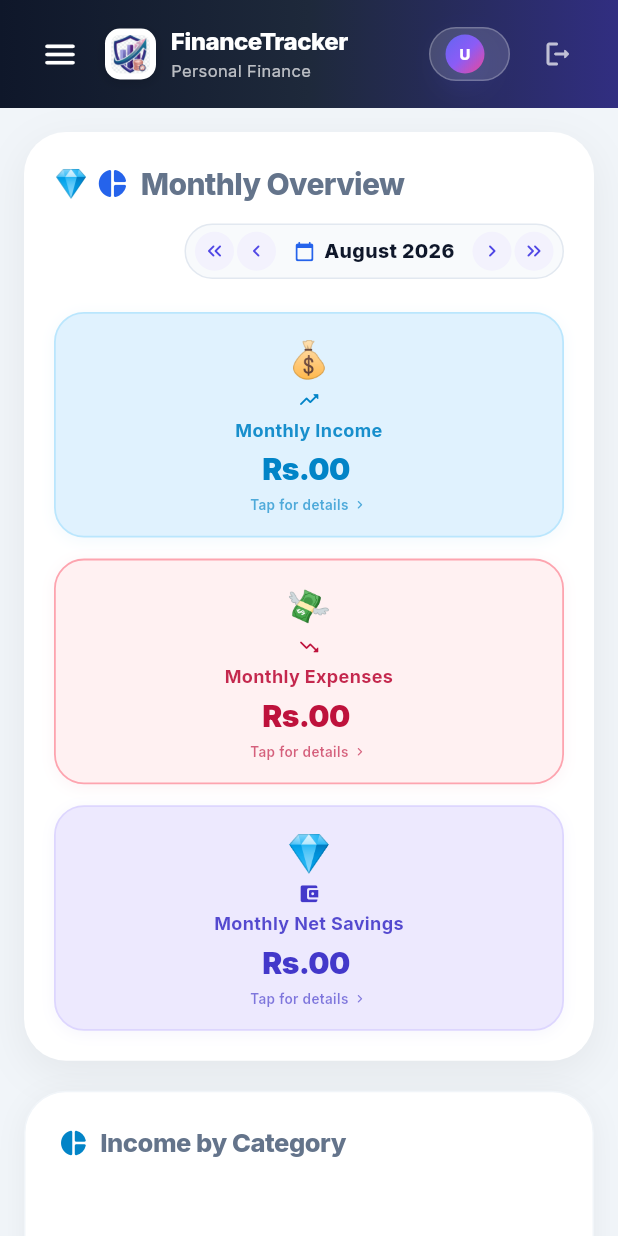
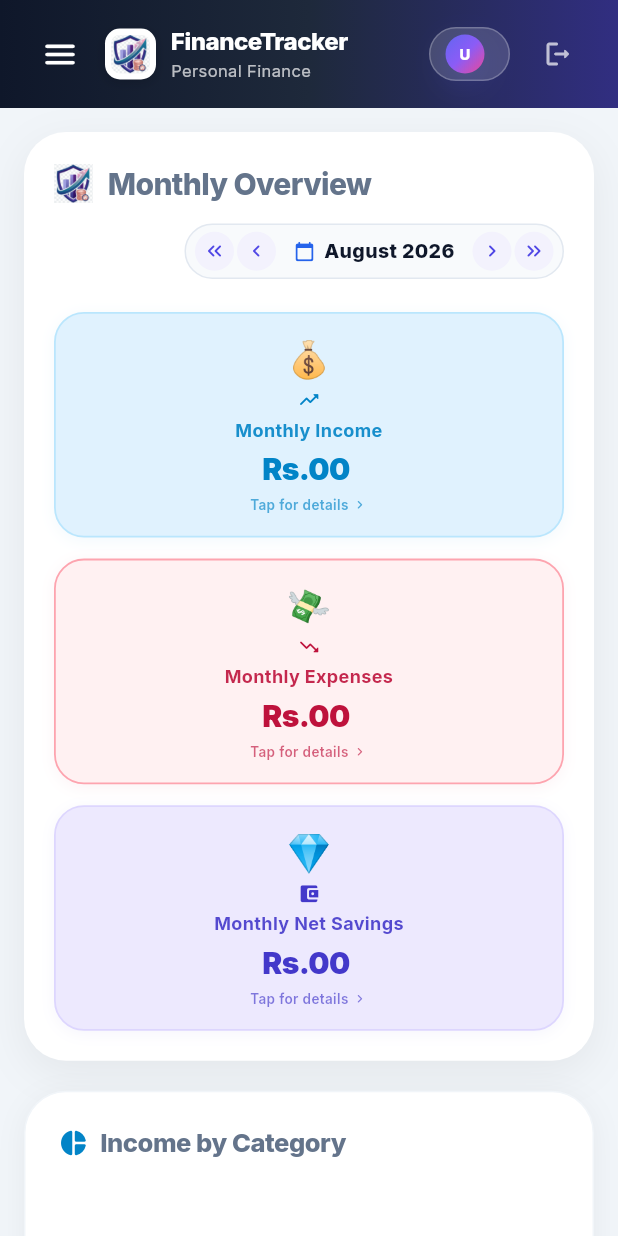
Before and after one commit to Ashi0411/personal-finance-tracker_mobile, a Flutter app: the DashboardScreen screen opened directly, on a phone screen of 412 x 824 dp. Run offline on Flutter 3.47's test engine with Material 3 defaults, Android fonts, the phone set to English and light mode, and no system bars; our stand-ins replace fl_chart, flutter_animate, google_fonts, image_picker, pdf, printing and 1 more; accounts and stored records are empty; network calls fail.

Commit message:
Replace Monthly Overview header icons with official FinanceTracker logo

```diff
--- a/lib/screens/dashboard/dashboard_screen.dart
+++ b/lib/screens/dashboard/dashboard_screen.dart
@@ -371,11 +371,10 @@ class _DashboardScreenState extends State<DashboardScreen> {
   Widget _buildPeriodSelector(bool isDark, String monthName) {
     final titleWidget = Row(
       mainAxisSize: MainAxisSize.min,
-      children: const [
-        Text('💎 ', style: TextStyle(fontSize: 18)),
-        Icon(Icons.pie_chart_rounded, color: Color(0xFF2563EB), size: 22),
-        SizedBox(width: 8),
-        Text(
+      children: [
+        Image.asset('assets/images/logo.png', height: 26, width: 26, fit: BoxFit.contain),
+        const SizedBox(width: 10),
+        const Text(
           'Monthly Overview',
           style: TextStyle(
             fontSize: 20,
```
